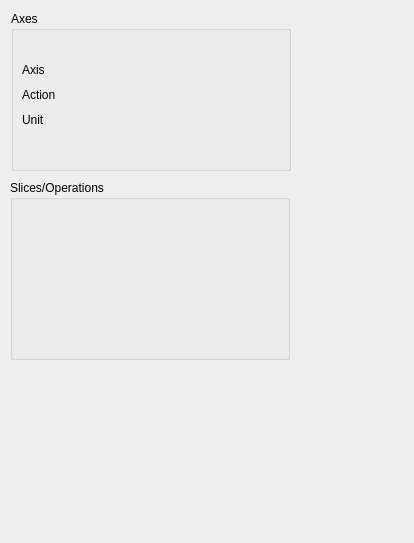
Old version of the form SciDataTool/GUI/WAxisManager/WAxisManager.ui in the repository Eomys/SciDataTool.
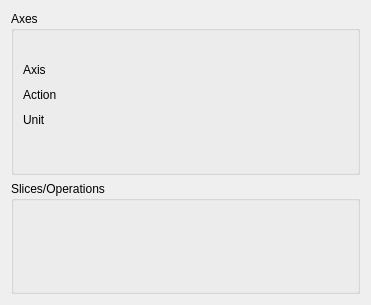
New version of the form. Custom widgets are drawn as their Qt base class.

Commit message: [NF] Updating the UI to make it more robust, fixing bugs related to auto-refresh when the field has only one axis, fixing warning where WDataRange would have the same min and max, hiding the groupBox for slice and operation when there are no widget to put inside

Patch:
```diff
--- a/SciDataTool/GUI/WAxisManager/WAxisManager.ui
+++ b/SciDataTool/GUI/WAxisManager/WAxisManager.ui
@@ -6,89 +6,18 @@
    <rect>
     <x>0</x>
     <y>0</y>
-    <width>414</width>
-    <height>543</height>
+    <width>371</width>
+    <height>305</height>
    </rect>
   </property>
   <property name="windowTitle">
    <string>WAxisManager</string>
   </property>
-  <widget class="QGroupBox" name="g_data_extract">
-   <property name="geometry">
-    <rect>
-     <x>10</x>
-     <y>180</y>
-     <width>280</width>
-     <height>180</height>
-    </rect>
-   </property>
-   <property name="sizePolicy">
-    <sizepolicy hsizetype="Minimum" vsizetype="MinimumExpanding">
-     <horstretch>0</horstretch>
-     <verstretch>0</verstretch>
-    </sizepolicy>
-   </property>
-   <property name="minimumSize">
-    <size>
-     <width>0</width>
-     <height>180</height>
-    </size>
-   </property>
-   <property name="maximumSize">
-    <size>
-     <width>16777215</width>
-     <height>16777215</height>
-    </size>
-   </property>
-   <property name="title">
-    <string>Slices/Operations</string>
-   </property>
-   <widget class="QWidget" name="verticalLayoutWidget">
-    <property name="geometry">
-     <rect>
-      <x>10</x>
-      <y>20</y>
-      <width>261</width>
-      <height>151</height>
-     </rect>
-    </property>
-    <layout class="QVBoxLayout" name="lay_data_extract">
-     <property name="spacing">
-      <number>2</number>
-     </property>
-     <property name="sizeConstraint">
-      <enum>QLayout::SetDefaultConstraint</enum>
-     </property>
+  <layout class="QVBoxLayout" name="verticalLayout_2">
      <item>
-      <spacer name="verticalSpacer">
-       <property name="orientation">
-        <enum>Qt::Vertical</enum>
-       </property>
-       <property name="sizeType">
-        <enum>QSizePolicy::Expanding</enum>
-       </property>
-       <property name="sizeHint" stdset="0">
-        <size>
-         <width>20</width>
-         <height>40</height>
-        </size>
-       </property>
-      </spacer>
-     </item>
-    </layout>
-   </widget>
-  </widget>
   <widget class="QGroupBox" name="g_axes">
-   <property name="geometry">
-    <rect>
-     <x>11</x>
-     <y>11</y>
-     <width>280</width>
-     <height>160</height>
-    </rect>
-   </property>
    <property name="sizePolicy">
-    <sizepolicy hsizetype="MinimumExpanding" vsizetype="Preferred">
+      <sizepolicy hsizetype="Preferred" vsizetype="Preferred">
      <horstretch>0</horstretch>
      <verstretch>0</verstretch>
     </sizepolicy>
@@ -96,42 +25,36 @@
    <property name="minimumSize">
     <size>
      <width>0</width>
-     <height>160</height>
+       <height>0</height>
     </size>
    </property>
    <property name="maximumSize">
     <size>
-     <width>296</width>
-     <height>160</height>
+       <width>16777215</width>
+       <height>16777215</height>
     </size>
    </property>
    <property name="title">
     <string>Axes</string>
    </property>
-   <widget class="QWidget" name="layoutWidget">
-    <property name="geometry">
-     <rect>
-      <x>11</x>
-      <y>21</y>
-      <width>261</width>
-      <height>131</height>
-     </rect>
-    </property>
     <layout class="QHBoxLayout" name="lay_axes">
+      <property name="topMargin">
+       <number>0</number>
+      </property>
      <item>
       <layout class="QVBoxLayout" name="verticalLayout">
        <item>
-        <spacer name="verticalSpacer_2">
-         <property name="orientation">
-          <enum>Qt::Vertical</enum>
-         </property>
-         <property name="sizeHint" stdset="0">
+         <widget class="QLabel" name="label">
+          <property name="minimumSize">
           <size>
-           <width>20</width>
-           <height>35</height>
-          </size>
-         </property>
-        </spacer>
+            <width>0</width>
+            <height>24</height>
+           </size>
+          </property>
+          <property name="text">
+           <string/>
+          </property>
+         </widget>
        </item>
        <item>
         <widget class="QLabel" name="label_4">
@@ -179,24 +102,24 @@
         </widget>
        </item>
        <item>
-        <spacer name="verticalSpacer_3">
-         <property name="orientation">
-          <enum>Qt::Vertical</enum>
-         </property>
-         <property name="sizeHint" stdset="0">
+         <widget class="QLabel" name="label_5">
+          <property name="minimumSize">
           <size>
-           <width>20</width>
-           <height>40</height>
-          </size>
-         </property>
-        </spacer>
+            <width>0</width>
+            <height>28</height>
+           </size>
+          </property>
+          <property name="text">
+           <string/>
+          </property>
+         </widget>
        </item>
       </layout>
      </item>
      <item>
       <widget class="WAxisSelector" name="w_axis_1" native="true">
        <property name="sizePolicy">
-        <sizepolicy hsizetype="Preferred" vsizetype="MinimumExpanding">
+         <sizepolicy hsizetype="Preferred" vsizetype="Preferred">
          <horstretch>0</horstretch>
          <verstretch>0</verstretch>
         </sizepolicy>
@@ -204,7 +127,7 @@
        <property name="minimumSize">
         <size>
          <width>0</width>
-         <height>30</height>
+          <height>0</height>
         </size>
        </property>
       </widget>
@@ -212,7 +135,7 @@
      <item>
       <widget class="WAxisSelector" name="w_axis_2" native="true">
        <property name="sizePolicy">
-        <sizepolicy hsizetype="Preferred" vsizetype="MinimumExpanding">
+         <sizepolicy hsizetype="Preferred" vsizetype="Preferred">
          <horstretch>0</horstretch>
          <verstretch>0</verstretch>
         </sizepolicy>
@@ -220,14 +143,41 @@
        <property name="minimumSize">
         <size>
          <width>0</width>
-         <height>30</height>
+          <height>0</height>
         </size>
        </property>
       </widget>
      </item>
     </layout>
    </widget>
-  </widget>
+   </item>
+   <item>
+    <widget class="QGroupBox" name="g_data_extract">
+     <property name="sizePolicy">
+      <sizepolicy hsizetype="Preferred" vsizetype="Preferred">
+       <horstretch>0</horstretch>
+       <verstretch>0</verstretch>
+      </sizepolicy>
+     </property>
+     <property name="minimumSize">
+      <size>
+       <width>0</width>
+       <height>0</height>
+      </size>
+     </property>
+     <property name="maximumSize">
+      <size>
+       <width>16777215</width>
+       <height>16777215</height>
+      </size>
+     </property>
+     <property name="title">
+      <string>Slices/Operations</string>
+     </property>
+     <layout class="QVBoxLayout" name="lay_data_extract"/>
+    </widget>
+   </item>
+  </layout>
  </widget>
  <customwidgets>
   <customwidget>
```
Lines whose indentation alone changed are shown as unchanged. The commit also changes 15 other files.
